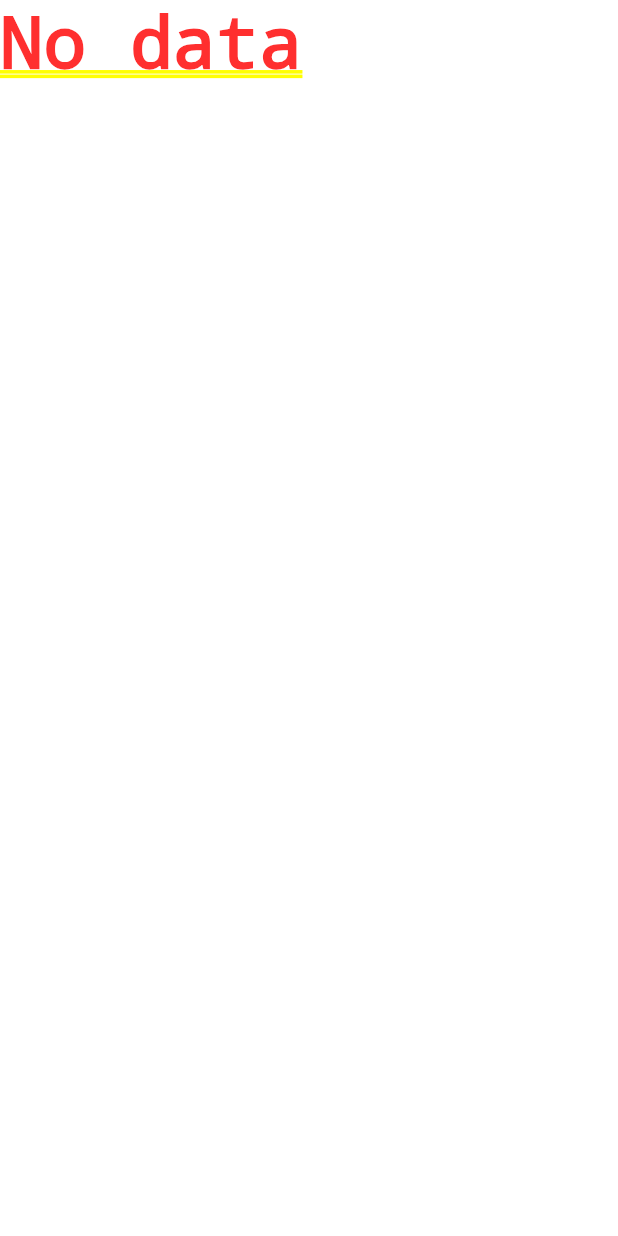
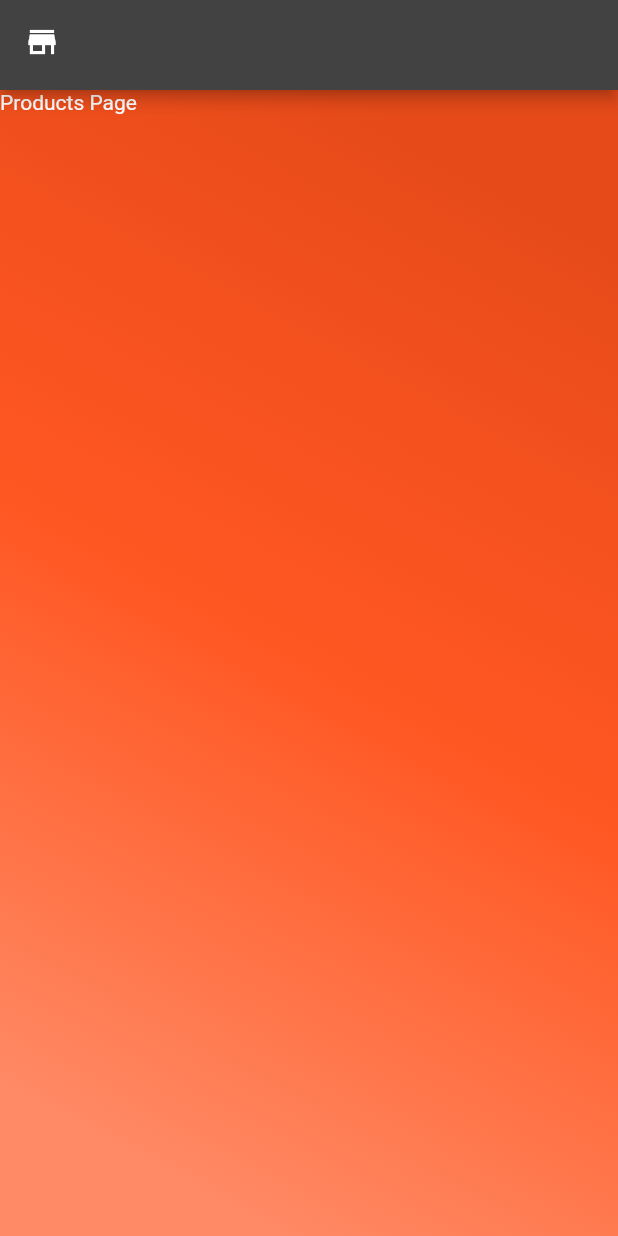
Before and after one commit to nahoang/flutter_ecommerce, a Flutter app: the ProductsPage screen opened by its route, on a phone screen of 412 x 824 dp. Run offline on Flutter 3.47's test engine with Material 2 defaults, Android fonts, the phone set to English and light mode, and no system bars; our stand-ins replace flutter_redux, redux, redux_thunk, shared_preferences; accounts and stored records are empty; statements that could not run were skipped.

Commit message:
style(Product): Add gradient

```diff
--- a/lib/pages/products_page.dart
+++ b/lib/pages/products_page.dart
@@ -5,8 +5,23 @@ import 'package:flutter_ecommerce/models/app_state.dart';
 import 'package:flutter_redux/flutter_redux.dart';
 import 'package:shared_preferences/shared_preferences.dart';
 
+
+final gradientBackground = BoxDecoration(
+  gradient: LinearGradient(
+    begin: Alignment.bottomLeft,
+    end: Alignment.topRight,
+    stops: [0.1, 0.3, 0.5, 0.7, 0.9],
+    colors: [
+      Colors.deepOrange[300]!,
+      Colors.deepOrange[400]!,
+      Colors.deepOrange[500]!,
+      Colors.deepOrange[600]!,
+      Colors.deepOrange[700]!,
+    ]
+  ),
+);
+
 class ProductsPage extends StatefulWidget {
-
   final void Function() onInit;
 
   ProductsPage({required this.onInit});
@@ -16,12 +31,10 @@ class ProductsPage extends StatefulWidget {
 }
 
 class _ProductsPageState extends State<ProductsPage> {
-
-
   void initState() {
     super.initState();
 
-   widget.onInit();
+    widget.onInit();
   }
 
   _getUser() async {
@@ -31,13 +44,47 @@ class _ProductsPageState extends State<ProductsPage> {
     print(json.decode(storedUser!));
   }
 
+  final _appBar = PreferredSize(
+      preferredSize: Size.fromHeight(60.0),
+      child: StoreConnector<AppState, AppState>(
+        converter: (store) => store.state,
+        builder: (context, state) {
+          return AppBar(
+            centerTitle: true,
+            title: SizedBox(
+              child: state.user != null ? Text(state.user.username) : Text(''),
+            ),
+            leading: Icon(Icons.store),
+            actions: [
+              Padding(
+                  padding: EdgeInsets.only(right: 12.0),
+                  child: state.user != null
+                      ? IconButton(
+                          onPressed: () {
+                            print('pressed');
+                          },
+                          icon: Icon(Icons.exit_to_app))
+                      : Text(''))
+            ],
+          );
+        },
+      ));
+
+
   @override
   Widget build(BuildContext context) {
-    return StoreConnector<AppState, AppState>(
-        converter: (store) => store.state,
-        builder: (context, state) => state.user != null ? Text(state.user.username) : Text(
-          'No data'
-        ),
-       );
+    return Scaffold(
+        appBar: _appBar, body:
+          Container(
+              decoration: gradientBackground,
+              child: Column(
+                children: [
+                  Row(
+                    children: [
+                      Text('Products Page'),
+                    ],
+                  ),
+                ],
+              )));
   }
 }
```
